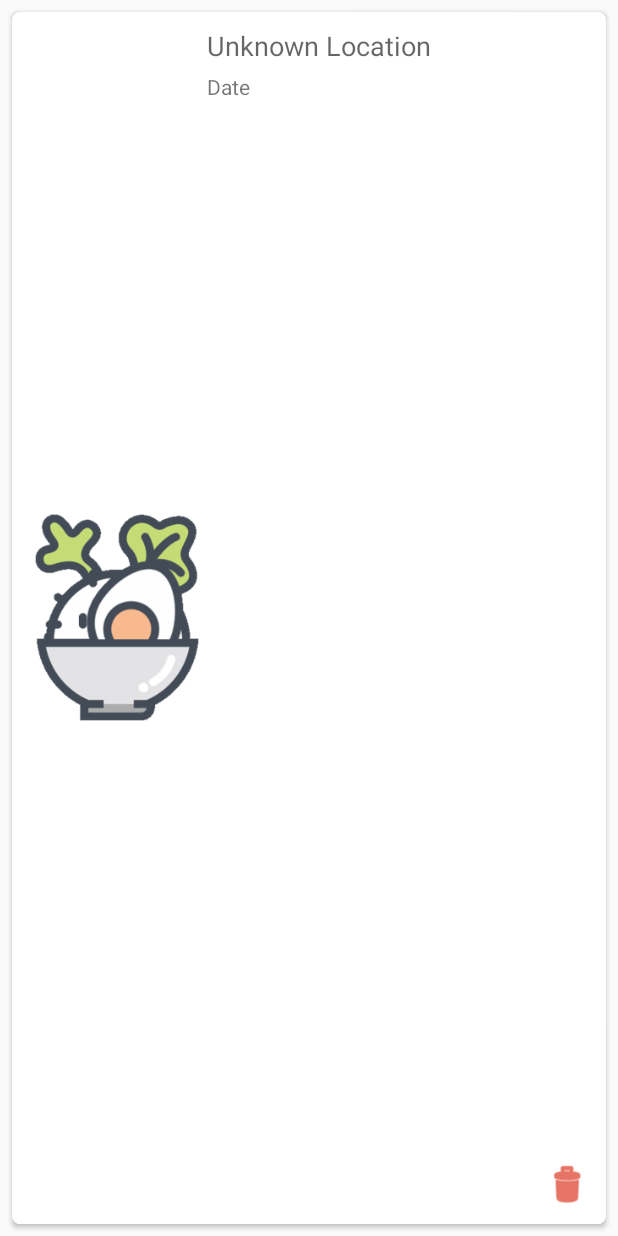
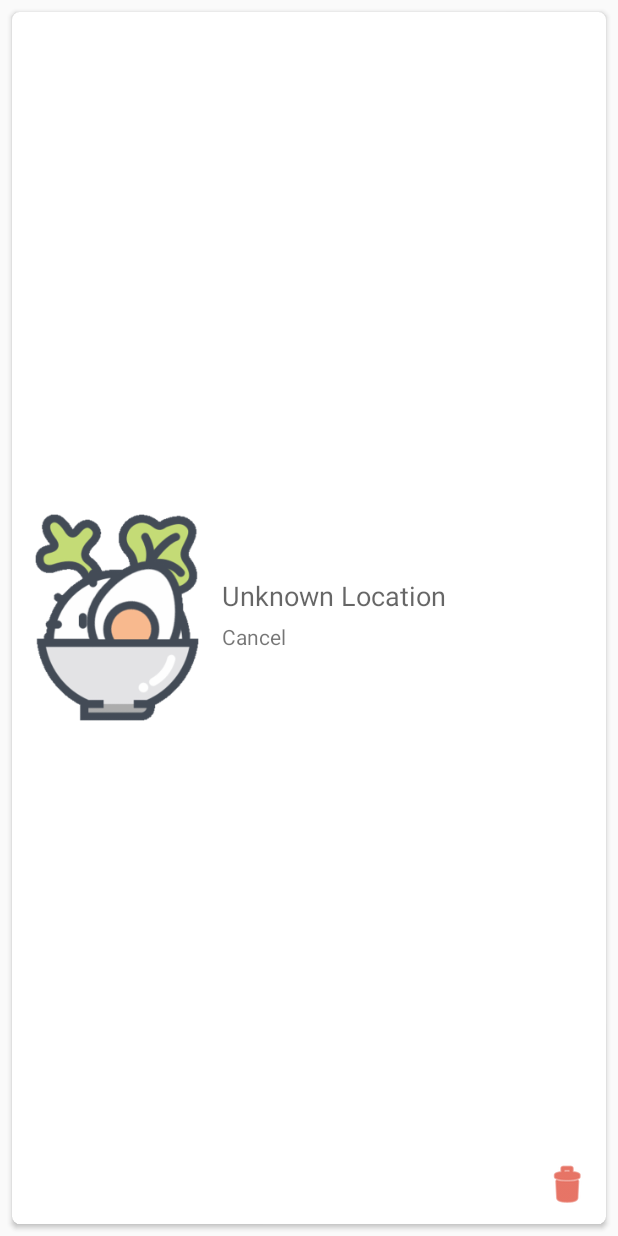
Before and after one commit to eekkonstantin/FlipMenu, an Android app: the layout item_history.xml on its own in the app's theme, with its tools: preview values and no code run, on a phone screen of 412 x 824 dp. Run offline under Robolectric (Android 15) with nearby library versions, the phone set to English and light mode, and no system bars.

Commit message:
Fix #2 history card text. Added Delete memory

```diff
--- a/app/src/main/AndroidManifest.xml
+++ b/app/src/main/AndroidManifest.xml
@@ -59,8 +59,10 @@
         </activity>
         <activity
             android:name=".HistoryActivity"
+            android:label="@string/title_activity_history"
             android:parentActivityName=".MainActivity" />
-        <activity android:name=".SeeItemActivity"></activity>
+        <activity android:name=".SeeItemActivity"
+            android:parentActivityName=".MenuActivity" />
     </application>
 
 </manifest>
--- a/app/src/main/res/layout/item_history.xml
+++ b/app/src/main/res/layout/item_history.xml
@@ -37,9 +37,10 @@
 
             <RelativeLayout
                 android:layout_width="match_parent"
-                android:layout_height="match_parent"
-                android:layout_above="@+id/bt_delete"
+                android:layout_height="wrap_content"
                 android:layout_alignParentTop="true"
+                android:layout_centerVertical="true"
+                android:layout_marginStart="@dimen/item_space"
                 android:layout_toEndOf="@+id/img">
 
                 <TextView
@@ -57,7 +58,7 @@
                     android:layout_alignParentStart="true"
                     android:layout_below="@+id/tv1"
                     android:layout_marginBottom="5dp"
-                    android:text="Date" />
+                    android:text="@android:string/cancel" />
 
             </RelativeLayout>
 
```
Also changed, not shown: app/src/main/java/com/kkontagion/flipmenu/SeeItemActivity.java (+9 -4 lines), app/src/main/java/com/kkontagion/flipmenu/adapters/HistoryAdapter.java (+28 -2 lines).
